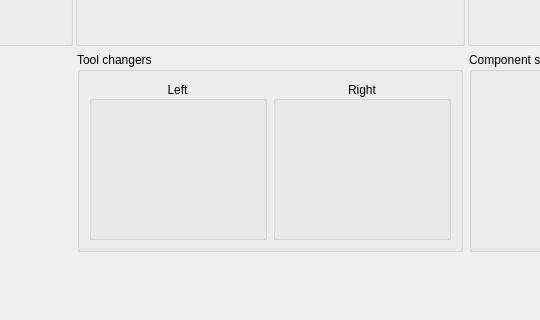
Above: GUI/forms/MainWindow.ui from piotrpodlaski/rimokun before the change; both pictures show x 325 to 865 and y 238 to 558 of the 1190 by 889 pixel window. Below: the same form after it.
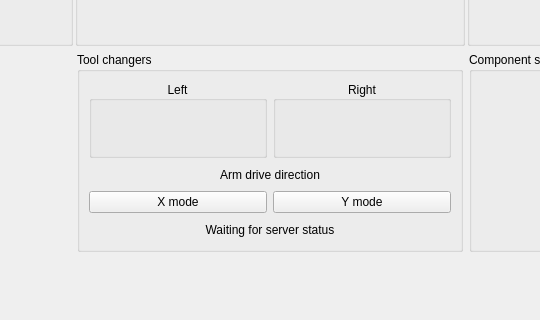
That is the form after the change. Custom widgets are drawn as their Qt base class.

Commit message: add possibility to drive X and Y separately, not allowing for both to be driven at the same time - safety feature

```diff
--- a/GUI/forms/MainWindow.ui
+++ b/GUI/forms/MainWindow.ui
@@ -252,7 +252,9 @@
         <property name="title">
          <string>Tool changers</string>
         </property>
-        <layout class="QHBoxLayout" name="horizontalLayout_7">
+        <layout class="QVBoxLayout" name="toolChangersLayout">
+         <item>
+          <layout class="QHBoxLayout" name="horizontalLayout_7">
          <item>
           <widget class="QGroupBox" name="groupBox_5">
            <property name="title">
@@ -282,6 +284,43 @@
             </item>
            </layout>
           </widget>
+         </item>
+          </layout>
+         </item>
+         <item>
+          <layout class="QVBoxLayout" name="armAxisModeLayout">
+           <item>
+            <widget class="QLabel" name="labelArmAxisMode">
+             <property name="text"><string>Arm drive direction</string></property>
+             <property name="alignment"><set>Qt::AlignCenter</set></property>
+            </widget>
+           </item>
+           <item>
+            <layout class="QHBoxLayout" name="armAxisModeButtonsLayout">
+             <item>
+              <widget class="QPushButton" name="xMode">
+               <property name="checkable"><bool>true</bool></property>
+               <property name="text"><string>X mode</string></property>
+               <property name="styleSheet"><string notr="true">QPushButton:checked { background-color: #2878c8; color: white; font-weight: bold; }</string></property>
+              </widget>
+             </item>
+             <item>
+              <widget class="QPushButton" name="yMode">
+               <property name="checkable"><bool>true</bool></property>
+               <property name="text"><string>Y mode</string></property>
+               <property name="styleSheet"><string notr="true">QPushButton:checked { background-color: #2878c8; color: white; font-weight: bold; }</string></property>
+              </widget>
+             </item>
+            </layout>
+           </item>
+           <item>
+            <widget class="QLabel" name="armAxisModeStatus">
+             <property name="text"><string>Waiting for server status</string></property>
+             <property name="alignment"><set>Qt::AlignCenter</set></property>
+             <property name="wordWrap"><bool>true</bool></property>
+            </widget>
+           </item>
+          </layout>
          </item>
         </layout>
        </widget>
```
The commit also changes 21 other files.
